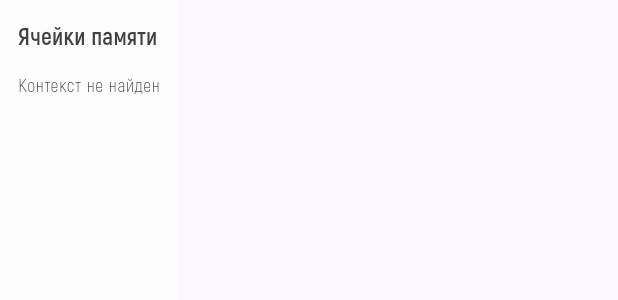
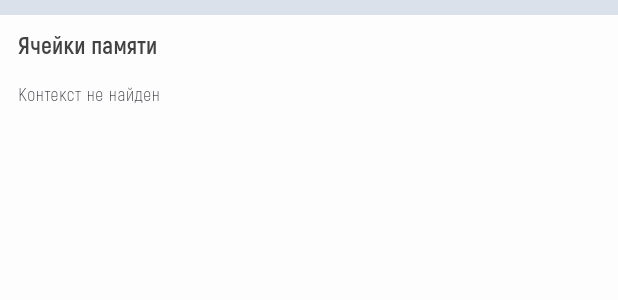
Before and after one commit to clover-soft/senatralix_app, a Flutter app: the TimelineSummaryPanel widget shown alone on an empty page, opened directly with empty values, on a phone screen of 412 x 824 dp. Shown: the top 300 px of the screen. Run offline on Flutter 3.47's test engine with Material 3 defaults, Android fonts, the phone set to English and light mode, and no system bars; our stand-ins replace dio, flutter_riverpod, flutter_secure_storage, go_router, just_audio, package_info_plus and 1 more; missing offline and left inert: code_text_field, dart:html, dio_web_adapter, gpt_markdown, highlight; accounts and stored records are empty; network calls fail.

Commit message:
admin debug

```diff
--- a/lib/features/assistant/features/sessions/styles/subfeature_styles.dart
+++ b/lib/features/assistant/features/sessions/styles/subfeature_styles.dart
@@ -16,6 +16,7 @@ class SubfeatureStyles {
 
   // Фон правой панели саммари (должен перекрывать текстуру)
   final Color summaryPanelBackground;
+  final Color summaryPanelDividerColor;
 
   final BubbleStyle assistantBubble;
   final BubbleStyle userBubble;
@@ -40,6 +41,7 @@ class SubfeatureStyles {
     this.gradientOpacity = 0.06,
     required this.backgroundImageOpacity,
     required this.summaryPanelBackground,
+    required this.summaryPanelDividerColor,
     required this.assistantBubble,
     required this.userBubble,
     required this.systemBubble,
@@ -68,6 +70,7 @@ class SubfeatureStyles {
       gradientOpacity: 0.6,
       backgroundImageOpacity: 0.4,
       summaryPanelBackground: const Color(0xFFFDFDFE),
+      summaryPanelDividerColor: const Color.fromARGB(179, 203, 213, 225),
       assistantBubble: BubbleStyle(
         background: const Color.fromARGB(255, 236, 255, 208),
         textColor: const Color.fromARGB(255, 70, 70, 70),
@@ -153,6 +156,7 @@ class SubfeatureStyles {
       gradientOpacity: 0.6,
       backgroundImageOpacity: 0.4,
       summaryPanelBackground: const Color(0xFFFDFDFE),
+      summaryPanelDividerColor: const Color.fromARGB(179, 203, 213, 225),
       // пузыри как в light()
       assistantBubble: BubbleStyle(
         background: const Color.fromARGB(255, 236, 255, 208),
--- a/lib/features/assistant/features/sessions/widgets/timeline_player_bar.dart
+++ b/lib/features/assistant/features/sessions/widgets/timeline_player_bar.dart
@@ -1,6 +1,5 @@
 import 'dart:async';
 import 'package:flutter/material.dart';
-import 'package:flutter/services.dart';
 import 'package:flutter_riverpod/flutter_riverpod.dart';
 import 'package:sentralix_app/features/assistant/features/sessions/providers/player_controller.dart';
 import 'package:sentralix_app/features/assistant/features/sessions/utils/download_saver.dart';
@@ -55,9 +54,7 @@ class _TimelinePlayerBarState extends ConsumerState<TimelinePlayerBar> {
         final fname = 'recording_${widget.internalId}_$ts.mp3';
         await saveRecording(url, suggestedFileName: fname);
         if (!mounted) return;
-        messenger.showSnackBar(
-          const SnackBar(content: Text('Файл сохранён')),
-        );
+        messenger.showSnackBar(const SnackBar(content: Text('Файл сохранён')));
       } catch (e) {
         if (!mounted) return;
         messenger.showSnackBar(
--- a/lib/features/assistant/features/sessions/widgets/timeline_summary_panel.dart
+++ b/lib/features/assistant/features/sessions/widgets/timeline_summary_panel.dart
@@ -13,10 +13,19 @@ class TimelineSummaryPanel extends ConsumerWidget {
     final ctx = ref.watch(timelineSummaryContextProvider(internalId));
     final theme = Theme.of(context);
     final styles = SubfeatureStyles.of(context);
-    return DecoratedBox(
-      decoration: BoxDecoration(color: styles.summaryPanelBackground),
+    return Container(
+      width: double.infinity,
+      decoration: BoxDecoration(
+        color: styles.summaryPanelBackground,
+        border: Border(
+          top: BorderSide(
+            color: styles.summaryPanelDividerColor,
+            width: 10,
+          ),
+        ),
+      ),
       child: Padding(
-        padding: const EdgeInsets.all(12),
+        padding: const EdgeInsets.fromLTRB(12, 8, 12, 12),
         child: Column(
           crossAxisAlignment: CrossAxisAlignment.start,
           children: [
```
Also changed, not shown: lib/features/assistant/features/sessions/screens/timeline_screen.dart (+9 -8 lines).
